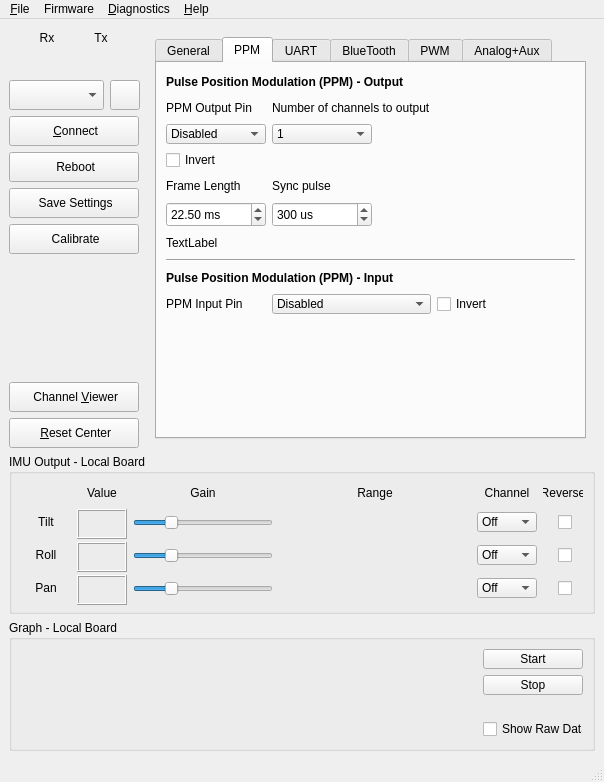
Qt form gui/src/mainwindow.ui (L1cardo/HeadTracker_CN) before a commit.
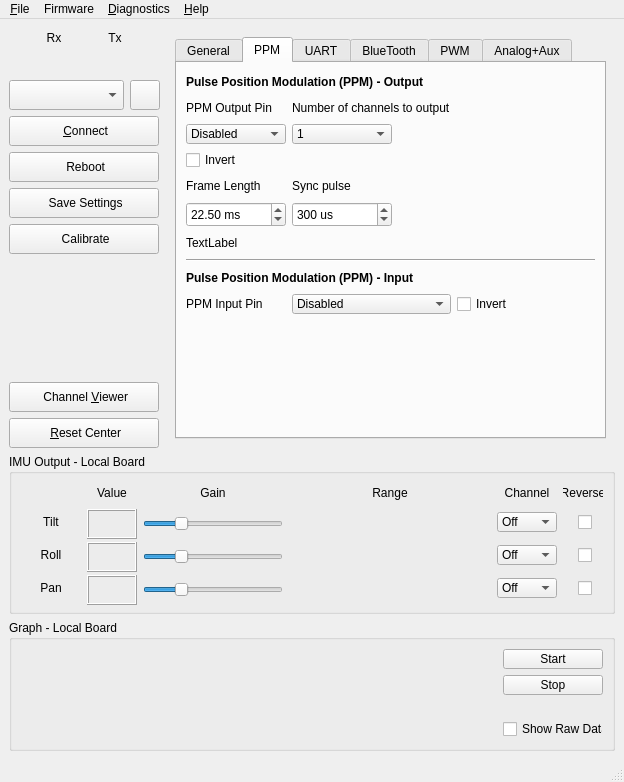
The same form after that commit. Icons and pictures are not drawn. Custom widgets are drawn as their Qt base class.

Commit message: fix scrach issue

The edit to the form file:
```diff
--- a/gui/src/mainwindow.ui
+++ b/gui/src/mainwindow.ui
@@ -7,7 +7,7 @@
     <x>0</x>
     <y>0</y>
     <width>595</width>
-    <height>708</height>
+    <height>774</height>
    </rect>
   </property>
   <property name="sizePolicy">
@@ -30,31 +30,27 @@
       <item>
        <layout class="QGridLayout" name="gridLayout_4">
         <item row="0" column="0" colspan="2">
-         <layout class="QGridLayout" name="gridLayout_3">
-          <item row="1" column="0">
-           <widget class="QLabel" name="label_9">
-            <property name="minimumSize">
-             <size>
-              <width>20</width>
-              <height>20</height>
-             </size>
-            </property>
-            <property name="maximumSize">
-             <size>
-              <width>20</width>
-              <height>20</height>
-             </size>
-            </property>
-            <property name="text">
-             <string>Rx</string>
-            </property>
-            <property name="alignment">
-             <set>Qt::AlignmentFlag::AlignCenter</set>
-            </property>
-           </widget>
-          </item>
+         <layout class="QGridLayout" name="gridLayout_3" columnstretch="0,0">
+          <property name="leftMargin">
+           <number>0</number>
+          </property>
+          <property name="topMargin">
+           <number>0</number>
+          </property>
+          <property name="rightMargin">
+           <number>0</number>
+          </property>
+          <property name="bottomMargin">
+           <number>0</number>
+          </property>
           <item row="1" column="1">
            <widget class="QLabel" name="label_10">
+            <property name="sizePolicy">
+             <sizepolicy hsizetype="Maximum" vsizetype="Maximum">
+              <horstretch>0</horstretch>
+              <verstretch>0</verstretch>
+             </sizepolicy>
+            </property>
             <property name="minimumSize">
              <size>
               <width>20</width>
@@ -78,7 +74,7 @@
           <item row="2" column="0">
            <widget class="Led" name="rxled" native="true">
             <property name="sizePolicy">
-             <sizepolicy hsizetype="Fixed" vsizetype="Fixed">
+             <sizepolicy hsizetype="Maximum" vsizetype="Maximum">
               <horstretch>0</horstretch>
               <verstretch>0</verstretch>
              </sizepolicy>
@@ -100,7 +96,7 @@
           <item row="2" column="1">
            <widget class="Led" name="txled" native="true">
             <property name="sizePolicy">
-             <sizepolicy hsizetype="Fixed" vsizetype="Fixed">
+             <sizepolicy hsizetype="Maximum" vsizetype="Maximum">
               <horstretch>0</horstretch>
               <verstretch>0</verstretch>
              </sizepolicy>
@@ -119,25 +115,53 @@
             </property>
            </widget>
           </item>
+          <item row="1" column="0">
+           <widget class="QLabel" name="label_9">
+            <property name="sizePolicy">
+             <sizepolicy hsizetype="Maximum" vsizetype="Maximum">
+              <horstretch>0</horstretch>
+              <verstretch>0</verstretch>
+             </sizepolicy>
+            </property>
+            <property name="minimumSize">
+             <size>
+              <width>20</width>
+              <height>20</height>
+             </size>
+            </property>
+            <property name="maximumSize">
+             <size>
+              <width>20</width>
+              <height>20</height>
+             </size>
+            </property>
+            <property name="text">
+             <string>Rx</string>
+            </property>
+            <property name="alignment">
+             <set>Qt::AlignmentFlag::AlignCenter</set>
+            </property>
+           </widget>
+          </item>
          </layout>
         </item>
         <item row="9" column="0" colspan="2">
          <widget class="QPushButton" name="cmdResetCenter">
           <property name="sizePolicy">
-           <sizepolicy hsizetype="Minimum" vsizetype="Minimum">
+           <sizepolicy hsizetype="Maximum" vsizetype="Maximum">
             <horstretch>0</horstretch>
             <verstretch>0</verstretch>
            </sizepolicy>
           </property>
           <property name="minimumSize">
            <size>
-            <width>130</width>
+            <width>150</width>
             <height>30</height>
            </size>
           </property>
           <property name="maximumSize">
            <size>
-            <width>130</width>
+            <width>150</width>
             <height>30</height>
            </size>
           </property>
@@ -162,20 +186,20 @@
         <item row="5" column="0" colspan="2">
          <widget class="QPushButton" name="cmdSaveNVM">
           <property name="sizePolicy">
-           <sizepolicy hsizetype="Minimum" vsizetype="Minimum">
+           <sizepolicy hsizetype="Maximum" vsizetype="Maximum">
             <horstretch>0</horstretch>
             <verstretch>0</verstretch>
            </sizepolicy>
           </property>
           <property name="minimumSize">
            <size>
-            <width>130</width>
+            <width>150</width>
             <height>30</height>
            </size>
           </property>
           <property name="maximumSize">
            <size>
-            <width>130</width>
+            <width>150</width>
             <height>30</height>
            </size>
           </property>
@@ -200,20 +224,20 @@
         <item row="1" column="0">
          <widget class="QComboBox" name="cmbPort">
           <property name="sizePolicy">
-           <sizepolicy hsizetype="Minimum" vsizetype="Minimum">
+           <sizepolicy hsizetype="Maximum" vsizetype="Maximum">
             <horstretch>0</horstretch>
             <verstretch>0</verstretch>
            </sizepolicy>
           </property>
           <property name="minimumSize">
            <size>
-            <width>95</width>
+            <width>115</width>
             <height>30</height>
            </size>
           </property>
           <property name="maximumSize">
            <size>
-            <width>95</width>
+            <width>115</width>
             <height>30</height>
            </size>
           </property>
@@ -225,20 +249,20 @@
         <item row="4" column="0" colspan="2">
          <widget class="QPushButton" name="cmdReboot">
           <property name="sizePolicy">
-           <sizepolicy hsizetype="Minimum" vsizetype="Minimum">
+           <sizepolicy hsizetype="Maximum" vsizetype="Maximum">
             <horstretch>0</horstretch>
             <verstretch>0</verstretch>
            </sizepolicy>
           </property>
           <property name="minimumSize">
            <size>
-            <width>130</width>
+            <width>150</width>
             <height>30</height>
            </size>
           </property>
           <property name="maximumSize">
            <size>
-            <width>130</width>
+            <width>150</width>
             <height>30</height>
            </size>
           </property>
@@ -263,20 +287,20 @@
         <item row="6" column="0" colspan="2">
          <widget class="QPushButton" name="cmdCalibrate">
           <property name="sizePolicy">
-           <sizepolicy hsizetype="Minimum" vsizetype="Minimum">
+           <sizepolicy hsizetype="Maximum" vsizetype="Maximum">
             <horstretch>0</horstretch>
             <verstretch>0</verstretch>
            </sizepolicy>
           </property>
           <property name="minimumSize">
            <size>
-            <width>130</width>
+            <width>150</width>
             <height>30</height>
            </size>
           </property>
           <property name="maximumSize">
            <size>
-            <width>130</width>
+            <width>150</width>
             <height>30</height>
            </size>
           </property>
@@ -301,20 +325,20 @@
         <item row="8" column="0" colspan="2">
          <widget class="QPushButton" name="cmdChannelViewer">
           <property name="sizePolicy">
-           <sizepolicy hsizetype="Minimum" vsizetype="Minimum">
+           <sizepolicy hsizetype="Maximum" vsizetype="Maximum">
             <horstretch>0</horstretch>
             <verstretch>0</verstretch>
            </sizepolicy>
           </property>
           <property name="minimumSize">
            <size>
-            <width>130</width>
+            <width>150</width>
             <height>30</height>
            </size>
           </property>
           <property name="maximumSize">
            <size>
-            <width>130</width>
+            <width>150</width>
             <height>30</height>
            </size>
           </property>
@@ -339,7 +363,7 @@
         <item row="1" column="1">
          <widget class="QPushButton" name="cmdRefresh">
           <property name="sizePolicy">
-           <sizepolicy hsizetype="Minimum" vsizetype="Minimum">
+           <sizepolicy hsizetype="Maximum" vsizetype="Maximum">
             <horstretch>0</horstretch>
             <verstretch>0</verstretch>
            </sizepolicy>
@@ -376,7 +400,7 @@
           <property name="sizeHint" stdset="0">
            <size>
             <width>20</width>
-            <height>60</height>
+            <height>40</height>
            </size>
           </property>
          </spacer>
@@ -384,20 +408,20 @@
         <item row="2" column="0" rowspan="2" colspan="2">
          <widget class="QPushButton" name="cmdConnect">
           <property name="sizePolicy">
-           <sizepolicy hsizetype="Minimum" vsizetype="Minimum">
+           <sizepolicy hsizetype="Maximum" vsizetype="Maximum">
             <horstretch>0</horstretch>
             <verstretch>0</verstretch>
            </sizepolicy>
           </property>
           <property name="minimumSize">
            <size>
-            <width>130</width>
+            <width>150</width>
             <height>30</height>
            </size>
           </property>
           <property name="maximumSize">
            <size>
-            <width>130</width>
+            <width>150</width>
             <height>30</height>
            </size>
           </property>
@@ -4976,7 +5000,7 @@
        <item row="3" column="3" colspan="2">
         <widget class="ServoMinMax" name="servoRoll" native="true">
          <property name="sizePolicy">
-          <sizepolicy hsizetype="MinimumExpanding" vsizetype="Preferred">
+          <sizepolicy hsizetype="MinimumExpanding" vsizetype="Minimum">
            <horstretch>2</horstretch>
            <verstretch>0</verstretch>
           </sizepolicy>
@@ -5000,6 +5024,12 @@
        </item>
        <item row="2" column="5">
         <widget class="QComboBox" name="cmbtiltchn">
+         <property name="sizePolicy">
+          <sizepolicy hsizetype="Preferred" vsizetype="Minimum">
+           <horstretch>0</horstretch>
+           <verstretch>0</verstretch>
+          </sizepolicy>
+         </property>
          <property name="minimumSize">
           <size>
            <width>60</width>
@@ -5129,6 +5159,12 @@
        </item>
        <item row="3" column="5">
         <widget class="QComboBox" name="cmbrllchn">
+         <property name="sizePolicy">
+          <sizepolicy hsizetype="Preferred" vsizetype="Minimum">
+           <horstretch>0</horstretch>
+           <verstretch>0</verstretch>
+          </sizepolicy>
+         </property>
          <property name="minimumSize">
           <size>
            <width>60</width>
@@ -5234,7 +5270,7 @@
        <item row="4" column="3" colspan="2">
         <widget class="ServoMinMax" name="servoPan" native="true">
          <property name="sizePolicy">
-          <sizepolicy hsizetype="MinimumExpanding" vsizetype="Preferred">
+          <sizepolicy hsizetype="MinimumExpanding" vsizetype="Minimum">
            <horstretch>2</horstretch>
            <verstretch>0</verstretch>
           </sizepolicy>
@@ -5294,13 +5330,13 @@
          </property>
          <property name="minimumSize">
           <size>
-           <width>50</width>
+           <width>60</width>
            <height>20</height>
           </size>
          </property>
          <property name="maximumSize">
           <size>
-           <width>50</width>
+           <width>60</width>
            <height>20</height>
           </size>
          </property>
@@ -5322,13 +5358,13 @@
          </property>
          <property name="minimumSize">
           <size>
-           <width>50</width>
+           <width>60</width>
            <height>20</height>
           </size>
          </property>
          <property name="maximumSize">
           <size>
-           <width>50</width>
+           <width>60</width>
            <height>20</height>
           </size>
          </property>
@@ -5389,13 +5425,13 @@
          </property>
          <property name="minimumSize">
           <size>
-           <width>50</width>
+           <width>60</width>
            <height>20</height>
           </size>
          </property>
          <property name="maximumSize">
           <size>
-           <width>50</width>
+           <width>60</width>
            <height>20</height>
           </size>
          </property>
@@ -5441,7 +5477,7 @@
        <item row="3" column="2">
         <widget class="GainSlider" name="rll_gain">
          <property name="sizePolicy">
-          <sizepolicy hsizetype="MinimumExpanding" vsizetype="Fixed">
+          <sizepolicy hsizetype="MinimumExpanding" vsizetype="Minimum">
            <horstretch>2</horstretch>
            <verstretch>0</verstretch>
           </sizepolicy>
@@ -5449,7 +5485,13 @@
          <property name="minimumSize">
           <size>
            <width>140</width>
-           <height>0</height>
+           <height>30</height>
+          </size>
+         </property>
+         <property name="maximumSize">
+          <size>
+           <width>16777215</width>
+           <height>30</height>
           </size>
          </property>
          <property name="toolTip">
@@ -5483,6 +5525,12 @@
        </item>
        <item row="4" column="5">
         <widget class="QComboBox" name="cmbpanchn">
+         <property name="sizePolicy">
+          <sizepolicy hsizetype="Preferred" vsizetype="Minimum">
+           <horstretch>0</horstretch>
+           <verstretch>0</verstretch>
+          </sizepolicy>
+         </property>
          <property name="minimumSize">
           <size>
            <width>60</width>
@@ -5588,7 +5636,7 @@
        <item row="3" column="6">
         <widget class="QCheckBox" name="chkrllrev">
          <property name="sizePolicy">
-          <sizepolicy hsizetype="Maximum" vsizetype="Fixed">
+          <sizepolicy hsizetype="Maximum" vsizetype="Minimum">
            <horstretch>0</horstretch>
            <verstretch>0</verstretch>
           </sizepolicy>
@@ -5625,7 +5673,7 @@
        <item row="2" column="3" colspan="2">
         <widget class="ServoMinMax" name="servoTilt" native="true">
          <property name="sizePolicy">
-          <sizepolicy hsizetype="MinimumExpanding" vsizetype="Preferred">
+          <sizepolicy hsizetype="MinimumExpanding" vsizetype="Minimum">
            <horstretch>2</horstretch>
            <verstretch>0</verstretch>
           </sizepolicy>
@@ -5650,7 +5698,7 @@
        <item row="4" column="2">
         <widget class="GainSlider" name="pan_gain">
          <property name="sizePolicy">
-          <sizepolicy hsizetype="MinimumExpanding" vsizetype="Fixed">
+          <sizepolicy hsizetype="MinimumExpanding" vsizetype="Minimum">
            <horstretch>2</horstretch>
            <verstretch>0</verstretch>
           </sizepolicy>
@@ -5658,7 +5706,13 @@
          <property name="minimumSize">
           <size>
            <width>140</width>
-           <height>0</height>
+           <height>30</height>
+          </size>
+         </property>
+         <property name="maximumSize">
+          <size>
+           <width>16777215</width>
+           <height>30</height>
           </size>
          </property>
          <property name="toolTip">
@@ -5757,7 +5811,7 @@
        <item row="4" column="6">
         <widget class="QCheckBox" name="chkpanrev">
          <property name="sizePolicy">
-          <sizepolicy hsizetype="Maximum" vsizetype="Fixed">
+          <sizepolicy hsizetype="Maximum" vsizetype="Minimum">
            <horstretch>0</horstretch>
            <verstretch>0</verstretch>
           </sizepolicy>
@@ -5794,7 +5848,7 @@
        <item row="2" column="2">
         <widget class="GainSlider" name="til_gain">
          <property name="sizePolicy">
-          <sizepolicy hsizetype="MinimumExpanding" vsizetype="Fixed">
+          <sizepolicy hsizetype="MinimumExpanding" vsizetype="Minimum">
            <horstretch>2</horstretch>
            <verstretch>0</verstretch>
           </sizepolicy>
@@ -5802,7 +5856,13 @@
          <property name="minimumSize">
           <size>
            <width>140</width>
-           <height>0</height>
+           <height>30</height>
+          </size>
+         </property>
+         <property name="maximumSize">
+          <size>
+           <width>16777215</width>
+           <height>30</height>
           </size>
          </property>
          <property name="toolTip">
@@ -5837,7 +5897,7 @@
        <item row="2" column="6">
         <widget class="QCheckBox" name="chktltrev">
          <property name="sizePolicy">
-          <sizepolicy hsizetype="Maximum" vsizetype="Fixed">
+          <sizepolicy hsizetype="Maximum" vsizetype="Minimum">
            <horstretch>0</horstretch>
            <verstretch>0</verstretch>
           </sizepolicy>
@@ -5917,7 +5977,7 @@
        <item>
         <widget class="Graph" name="graphView" native="true">
          <property name="sizePolicy">
-          <sizepolicy hsizetype="MinimumExpanding" vsizetype="Minimum">
+          <sizepolicy hsizetype="MinimumExpanding" vsizetype="MinimumExpanding">
            <horstretch>0</horstretch>
            <verstretch>7</verstretch>
           </sizepolicy>
@@ -5943,6 +6003,12 @@
            <property name="enabled">
             <bool>true</bool>
            </property>
+           <property name="sizePolicy">
+            <sizepolicy hsizetype="Maximum" vsizetype="Maximum">
+             <horstretch>0</horstretch>
+             <verstretch>0</verstretch>
+            </sizepolicy>
+           </property>
            <property name="minimumSize">
             <size>
              <width>100</width>
@@ -5962,6 +6028,12 @@
          </item>
          <item>
           <widget class="QPushButton" name="cmdStopGraph">
+           <property name="sizePolicy">
+            <sizepolicy hsizetype="Maximum" vsizetype="Maximum">
+             <horstretch>0</horstretch>
+             <verstretch>0</verstretch>
+            </sizepolicy>
+           </property>
            <property name="minimumSize">
             <size>
              <width>100</width>
@@ -5997,6 +6069,12 @@
          </item>
          <item>
           <widget class="QCheckBox" name="chkRawData">
+           <property name="sizePolicy">
+            <sizepolicy hsizetype="Maximum" vsizetype="Maximum">
+             <horstretch>0</horstretch>
+             <verstretch>0</verstretch>
+            </sizepolicy>
+           </property>
            <property name="minimumSize">
             <size>
              <width>100</width>
@@ -6033,7 +6111,7 @@
      <x>0</x>
      <y>0</y>
      <width>595</width>
-     <height>20</height>
+     <height>19</height>
     </rect>
    </property>
    <widget class="QMenu" name="menu_File">
```
